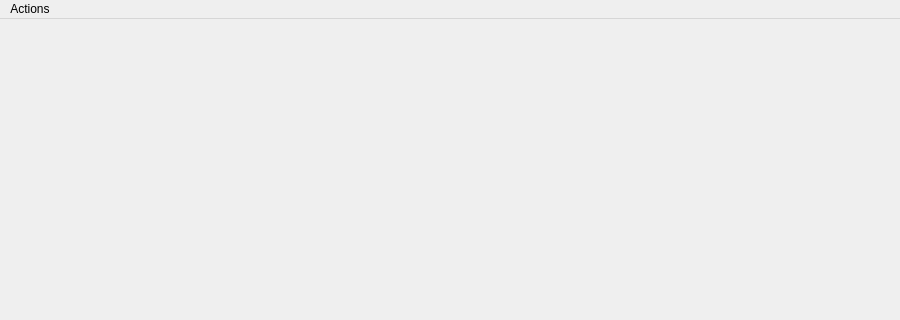
triebltamas/MyChessGame, file MyChessGame/View/ChessView.ui: the form before one commit; both pictures show x 0 to 900 and y 0 to 320 of the 900 by 800 pixel window.
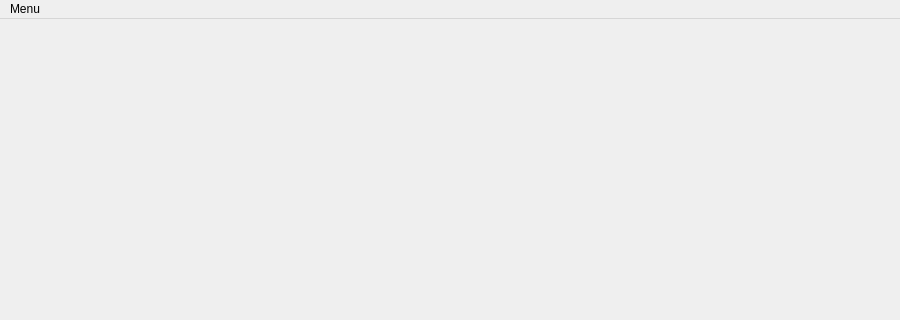
The form after the commit.

```diff
--- a/MyChessGame/View/ChessView.ui
+++ b/MyChessGame/View/ChessView.ui
@@ -53,7 +53,7 @@
    </property>
    <widget class="QMenu" name="menuFile">
     <property name="title">
-     <string>Actions</string>
+     <string>Menu</string>
     </property>
     <addaction name="actionNewGame"/>
     <addaction name="separator"/>
```
